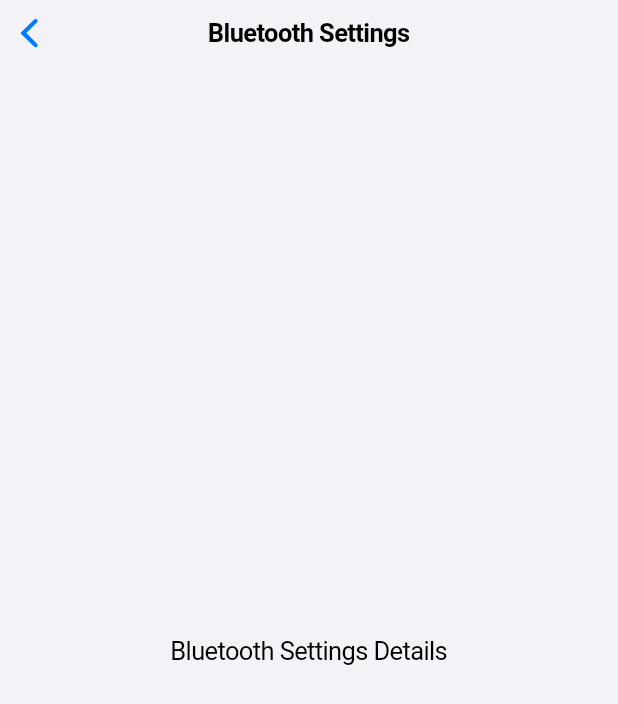
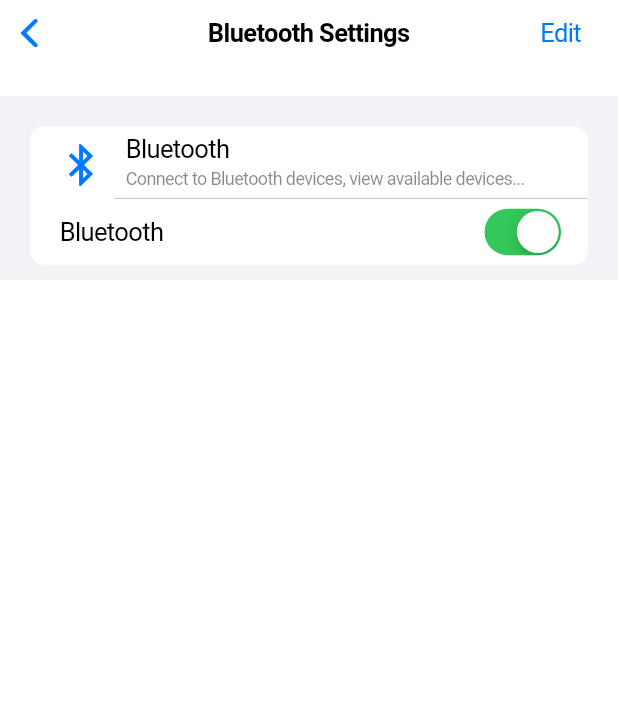
Before and after one commit to megan-esguerra/settings_midterm_activity, a Flutter app: the screen it shows after launch, after a tap on "Wi-Fi", after a tap on "Bluetooth", on a phone screen of 412 x 824 dp. Shown: the top 704 px of the screen. Run offline on Flutter 3.47's test engine with Material 3 defaults, Android fonts, the phone set to English and light mode, and no system bars.

Commit message:
Updated 2:31PM

```diff
--- a/lib/main.dart
+++ b/lib/main.dart
@@ -10,12 +10,9 @@ class MyApp extends StatelessWidget {
 
   @override
   Widget build(BuildContext context) {
-    return CupertinoApp(
+    return const CupertinoApp(
       debugShowCheckedModeBanner: false,
-      theme: CupertinoThemeData(
-        brightness: Brightness.light, // Default to light mode
-      ),
-      home: const SettingsPage(),
+      home: SettingsPage(),
     );
   }
 }
@@ -31,8 +28,74 @@ class SettingsPage extends StatelessWidget {
       ),
       child: ListView(
         children: [
+          // Search bar at the top
+          const Padding(
+            padding: EdgeInsets.all(8.0),
+            child: CupertinoSearchTextField(
+              placeholder: 'Search',
+            ),
+          ),
+
+          // User account row (name, avatar, forward arrow)
+          Container(
+            color: CupertinoColors.white,
+            padding: const EdgeInsets.symmetric(horizontal: 16, vertical: 12),
+            child: Row(
+              children: [
+                // Circle avatar (placeholder)
+                const CircleAvatar(
+                  radius: 30,
+                  backgroundColor: CupertinoColors.systemGrey5,
+                  child: Icon(
+                    CupertinoIcons.person,
+                    color: CupertinoColors.black,
+                  ),
+                ),
+                const SizedBox(width: 10),
+                // User name and subtext
+                Expanded(
+                  child: Column(
+                    crossAxisAlignment: CrossAxisAlignment.start,
+                    children: const [
+                      Text(
+                        "Megan Esguerra",
+                        style: TextStyle(
+                          fontSize: 16,
+                          fontWeight: FontWeight.bold,
+                        ),
+                      ),
+                      SizedBox(height: 2),
+                      Text(
+                        "Apple Account, iCloud, and more",
+                        style: TextStyle(
+                          fontSize: 13,
+                          color: CupertinoColors.inactiveGray,
+                        ),
+                      ),
+                    ],
+                  ),
+                ),
+                const Icon(
+                  CupertinoIcons.forward,
+                  color: CupertinoColors.inactiveGray,
+                ),
+              ],
+            ),
+          ),
           const SizedBox(height: 20),
-          _buildSettingsSection(context, [
+          _buildSettingsSection([
+            _buildTile(Icons.warning ,
+            "Your iPhone cant be back up"
+    )
+          ]),
+          const SizedBox(height: 20),
+          _buildSettingsSection([
+            _buildTile(Icons.warning ,
+                "Software Update Available"
+            )
+          ]),
+          const SizedBox(height: 20),
+          _buildSettingsSection([
             _buildTile(
               Icons.airplanemode_active,
               "Airplane Mode",
@@ -101,13 +164,10 @@ class SettingsPage extends StatelessWidget {
     );
   }
 
-  Widget _buildSettingsSection(BuildContext context, List<Widget> tiles) {
-    final isDarkMode = CupertinoTheme.brightnessOf(context) == Brightness.dark;
+  Widget _buildSettingsSection(List<Widget> tiles) {
     return Container(
       decoration: BoxDecoration(
-        color: isDarkMode
-            ? CupertinoColors.darkBackgroundGray
-            : CupertinoColors.white,
+        color: CupertinoColors.white,
         borderRadius: BorderRadius.circular(10),
       ),
       margin: const EdgeInsets.symmetric(horizontal: 10),
@@ -126,18 +186,11 @@ class WifiSettingsPage extends StatefulWidget {
 
 class _WifiSettingsPageState extends State<WifiSettingsPage> {
   bool isWifiEnabled = true;
-  bool activityIndicator = true;
+
   @override
   Widget build(BuildContext context) {
-    final isDarkMode = CupertinoTheme.brightnessOf(context) == Brightness.dark;
     return CupertinoPageScaffold(
-      backgroundColor: isDarkMode
-          ? CupertinoColors.black
-          : CupertinoColors.systemGrey6,
       navigationBar: CupertinoNavigationBar(
-        backgroundColor: isDarkMode
-            ? CupertinoColors.black
-            : CupertinoColors.systemGrey6,
         middle: Text("Settings"),
         trailing: CupertinoButton(
           padding: EdgeInsets.zero,
@@ -152,9 +205,6 @@ class _WifiSettingsPageState extends State<WifiSettingsPage> {
           children: [
             SizedBox(height: 20),
             CupertinoListSection.insetGrouped(
-              backgroundColor: isDarkMode
-                  ? CupertinoColors.black
-                  : CupertinoColors.systemGrey6,
               children: [
                 CupertinoListTile(
                   leading: Icon(CupertinoIcons.wifi, size: 32),
@@ -174,10 +224,6 @@ class _WifiSettingsPageState extends State<WifiSettingsPage> {
                 ),
               ],
             ),
-            if (activityIndicator)
-              const Center(
-                child: CupertinoActivityIndicator(),
-              ),
           ],
         ),
       ),
@@ -185,25 +231,56 @@ class _WifiSettingsPageState extends State<WifiSettingsPage> {
   }
 }
 
-// Dummy page for Bluetooth settings.
-class BluetoothSettingsPage extends StatelessWidget {
-  const BluetoothSettingsPage({Key? key}) : super(key: key);
+// Updated page for Bluetooth settings.
+class BluetoothSettingsPage extends StatefulWidget {
+  const BluetoothSettingsPage({super.key});
+
+  @override
+  _BluetoothSettingsPageState createState() => _BluetoothSettingsPageState();
+}
+
+class _BluetoothSettingsPageState extends State<BluetoothSettingsPage> {
+  bool isBluetoothEnabled = true;
 
   @override
   Widget build(BuildContext context) {
-    final isDarkMode = CupertinoTheme.brightnessOf(context) == Brightness.dark;
     return CupertinoPageScaffold(
-      backgroundColor: isDarkMode
-          ? CupertinoColors.black
-          : CupertinoColors.systemGrey6,
       navigationBar: CupertinoNavigationBar(
-        backgroundColor: isDarkMode
-            ? CupertinoColors.black
-            : CupertinoColors.systemGrey6,
         middle: Text("Bluetooth Settings"),
+        trailing: CupertinoButton(
+          padding: EdgeInsets.zero,
+          child: Text("Edit", style: TextStyle(color: CupertinoColors.activeBlue)),
+          onPressed: () {
+            // Handle Edit action
+          },
+        ),
       ),
-      child: const Center(
-        child: Text("Bluetooth Settings Details"),
+      child: SafeArea(
+        child: Column(
+          children: [
+            SizedBox(height: 20),
+            CupertinoListSection.insetGrouped(
+              children: [
+                CupertinoListTile(
+                  leading: Icon(CupertinoIcons.bluetooth, size: 32),
+                  title: Text("Bluetooth"),
+                  subtitle: Text("Connect to Bluetooth devices, view available devices..."),
+                ),
+                CupertinoListTile(
+                  title: Text("Bluetooth"),
+                  trailing: CupertinoSwitch(
+                    value: isBluetoothEnabled,
+                    onChanged: (bool value) {
+                      setState(() {
+                        isBluetoothEnabled = value;
+                      });
+                    },
+                  ),
+                ),
+              ],
+            ),
+          ],
+        ),
       ),
     );
   }
```
